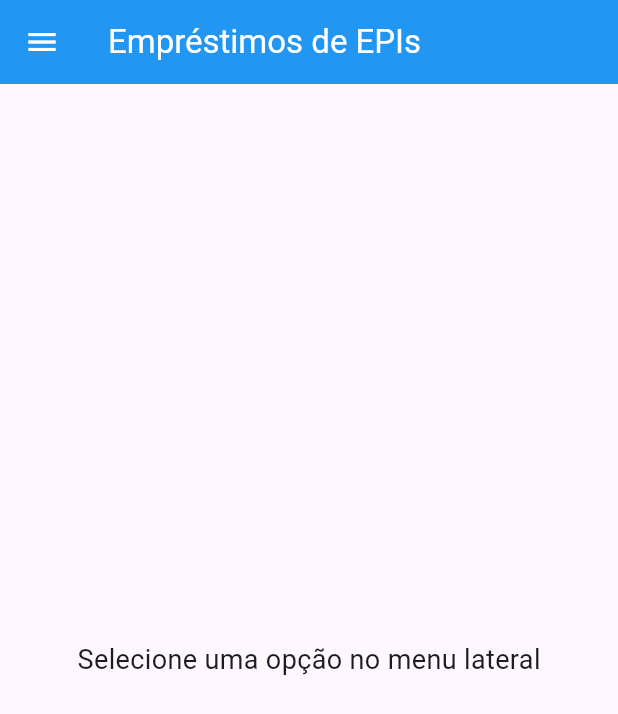
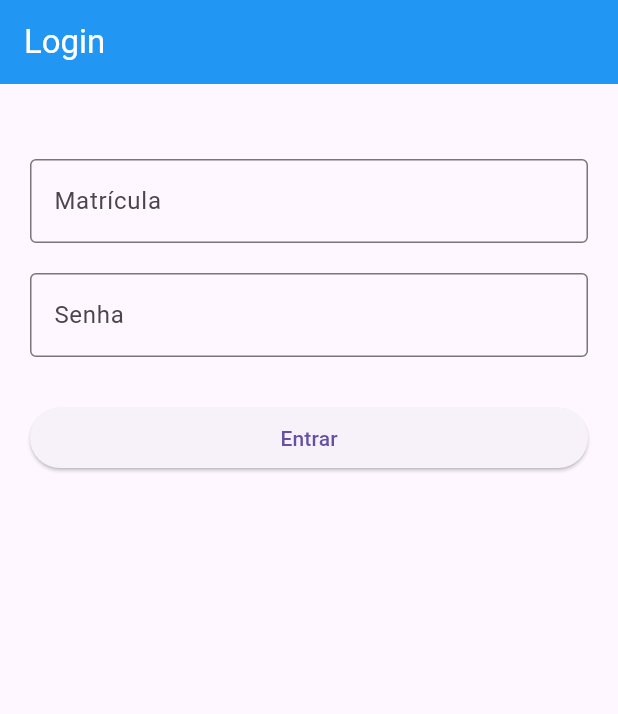
Before and after one commit to marciocoelho1/aulasFlutterDart, a Flutter app: the screen it shows after launch, on a phone screen of 412 x 824 dp. Shown: the top 714 px of the screen. Run offline on Flutter 3.47's test engine with Material 3 defaults, Android fonts, the phone set to English and light mode, and no system bars.

Commit message:
Implementa autenticacao, tela de login e controle de acesso

```diff
--- a/app_epi/lib/main.dart
+++ b/app_epi/lib/main.dart
@@ -1,5 +1,5 @@
+import 'package:app_epi/screens/login_screen.dart';
 import 'package:flutter/material.dart';
-import 'screens/main_screen.dart';
 
 void main() {
   runApp(const MyApp());
@@ -13,7 +13,7 @@ class MyApp extends StatelessWidget {
     return const MaterialApp(
       debugShowCheckedModeBanner: false,
       title: 'Controle de EPIs',
-      home: MainScreen(),
+      home: LoginScreen(),
     );
   }
 }
--- /dev/null
+++ b/app_epi/lib/models/usuario.dart
@@ -0,0 +1,23 @@
+class Usuario {
+  final int id;
+  final String matricula;
+  final String nome;
+  final String setor;
+  final String perfil;
+  Usuario({
+    required this.id,
+    required this.matricula,
+    required this.nome,
+    required this.setor,
+    required this.perfil,
+  });
+  factory Usuario.fromJson(
+    Map<String, dynamic> json){
+      return Usuario(id: json['id'],
+      matricula: json['matricula'],
+      nome: json['nome'],
+      setor: json['setor'],
+      perfil: json['perfil'],
+      );
+    }
+}
--- /dev/null
+++ b/app_epi/lib/screens/login_screen.dart
@@ -0,0 +1,93 @@
+import 'package:flutter/material.dart';
+import '../models/usuario.dart';
+import '../services/auth_service.dart';
+import 'main_screen.dart';
+
+class LoginScreen extends StatefulWidget {
+  const LoginScreen({super.key});
+
+  @override
+  State<LoginScreen> createState() => _LoginScreenState();
+}
+
+class _LoginScreenState extends State<LoginScreen> {
+  final TextEditingController matriculaController = TextEditingController();
+  final TextEditingController senhaController = TextEditingController();
+  bool carregando = false;
+
+  Future<void> fazerLogin() async {
+    try {
+      setState(() {
+        carregando = true;
+      });
+      Usuario usuario = await AuthService().login(
+        matriculaController.text,
+        senhaController.text,
+      );
+      if (!mounted) return;
+      Navigator.pushReplacement(
+        context,
+        MaterialPageRoute(
+          builder: (_) => MainScreen(
+            usuario: usuario,
+          ),
+        ),
+      );
+    } catch (e) {
+      ScaffoldMessenger.of(context).showSnackBar(
+        SnackBar(
+          content: Text(e.toString()),
+        ),
+      );
+    } finally {
+      setState(() {
+        carregando = false;
+      });
+    }
+  }
+
+  @override
+  Widget build(BuildContext context) {
+    return Scaffold(
+      appBar: AppBar(
+        title: const Text('Login'),
+        backgroundColor: Colors.blue,
+        foregroundColor: Colors.white,
+      ),
+      body: Padding(
+        padding: const EdgeInsets.all(20),
+        child: Column(
+          children: [
+            const SizedBox(height: 30),
+            TextField(
+              controller: matriculaController,
+              decoration: const InputDecoration(
+                labelText: 'Matrícula',
+                border: OutlineInputBorder(),
+              ),
+            ),
+            const SizedBox(height: 20),
+            TextField(
+              controller: senhaController,
+              obscureText: true,
+              decoration: const InputDecoration(
+                labelText: 'Senha',
+                border: OutlineInputBorder(),
+              ),
+            ),
+            const SizedBox(height: 30),
+            SizedBox(
+              width: double.infinity,
+              child: ElevatedButton(
+                onPressed: carregando ? null : fazerLogin,
+                child: carregando
+                    ? const CircularProgressIndicator()
+                    : const Text('Entrar'),
+              ),
+            ),
+          ],
+        ),
+      ),
+    );
+  }
+}
--- a/app_epi/lib/screens/main_screen.dart
+++ b/app_epi/lib/screens/main_screen.dart
@@ -1,9 +1,16 @@
 import 'package:flutter/material.dart';
+
 import 'epi_screen.dart';
 import 'funcionario_screen.dart';
 
+import '../models/usuario.dart';
+import 'login_screen.dart';
+
 class MainScreen extends StatelessWidget {
-  const MainScreen({super.key});
+  final Usuario usuario;
+  const MainScreen({
+    super.key,
+    required this.usuario,});
 
   @override
   Widget build(BuildContext context) {
@@ -17,13 +24,26 @@ class MainScreen extends StatelessWidget {
         child: ListView(
           padding: EdgeInsets.zero,
           children: [
-            const DrawerHeader(
-              decoration: BoxDecoration(color: Colors.blue),
-              child: Text(
-                'Menu Principal',
-                style: TextStyle(color: Colors.white, fontSize: 22),
+            UserAccountsDrawerHeader(
+              accountName: Text(usuario.nome),
+              accountEmail: Text(
+                usuario.perfil,
+              ),
+              currentAccountPicture: CircleAvatar(
+                backgroundColor: Colors.white,
+                child: Text(
+                  usuario.nome[0],
+                  style: const TextStyle(fontSize: 40.0),
+                ),
               ),
             ),
+            //const DrawerHeader(
+              //decoration: BoxDecoration(color: Colors.blue),
+              //child: Text(
+                //'Menu Principal',
+                //style: TextStyle(color: Colors.white, fontSize: 22),
+              //),
+            //),
             ListTile(
               leading: const Icon(Icons.home),
               title: const Text('Início'),
@@ -51,15 +71,27 @@ class MainScreen extends StatelessWidget {
                 );
               },
             ),
+            ListTile(
+              leading: const Icon(Icons.logout, color: Colors.red),
+              title: const Text('Sair'),
+              onTap: () {
+                Navigator.pushAndRemoveUntil(context, MaterialPageRoute(builder: (_) => const LoginScreen()),
+                (route) => false,
+                );
+              },
+            )
           ],
         ),
       ),
-      body: const Center(
+      body: Center(
         child: Text(
-          'Selecione uma opção no menu lateral',
-          style: TextStyle(fontSize: 18),
+          'Bem-vindo ${usuario.nome}',
+          style: const TextStyle(fontSize: 18),
         ),
-      ),
-    );
+        //child: Text(
+          //'Selecione uma opção no menu lateral',
+          //style: TextStyle(fontSize: 18),
+        ),
+      );
   }
 }
--- /dev/null
+++ b/app_epi/lib/services/auth_service.dart
@@ -0,0 +1,32 @@
+import 'dart:convert';
+import 'package:http/http.dart' as http;
+import '../models/usuario.dart';
+import 'api_config.dart';
+
+class AuthService {
+  Future<Usuario> login(
+    String matricula,
+    String senha,
+  ) async {
+    final response = await http.post(
+      Uri.parse('${ApiConfig.baseUrl}/auth/login'),
+      headers: {
+        'Content-Type': 'application/json',
+      },
+      body: jsonEncode({
+        'matricula': matricula,
+        'senha': senha,
+      }),
+    );
+
+    if (response.statusCode == 200) {
+      return Usuario.fromJson(
+        jsonDecode(response.body),
+      );
+    }
+
+    throw Exception(
+      'Matrícula ou senha inválidos',
+    );
+  }
+}
```
Also changed, not shown: 4 other files.
